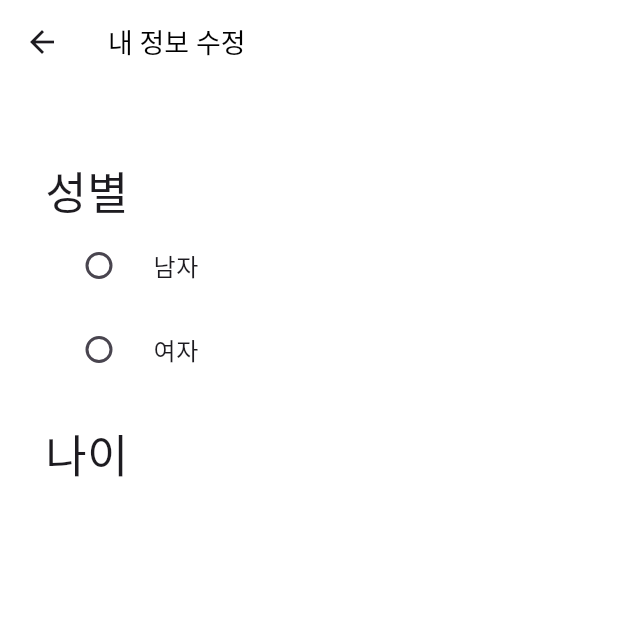
After one commit to dongyoon7212/traveler_town_flutter, a Flutter app: the EditMypageScreen screen opened directly, on a phone screen of 412 x 824 dp, the top half of it. The commit adds this screen. Run offline on Flutter 3.47's test engine with Material 3 defaults, Android fonts, the phone set to English and light mode, and no system bars; our stand-ins replace carousel_slider, flutter_secure_storage; accounts and stored records are empty; network calls fail.

Commit message:
Feat: 레이아웃 구현중

```diff
--- /dev/null
+++ b/lib/screens/edit_mypage_screen.dart
@@ -0,0 +1,88 @@
+import 'package:flutter/material.dart';
+
+class EditMypageScreen extends StatefulWidget {
+  const EditMypageScreen({super.key});
+
+  @override
+  State<EditMypageScreen> createState() => _EditMypageScreenState();
+}
+
+class _EditMypageScreenState extends State<EditMypageScreen> {
+  int _sex = 0;
+  @override
+  Widget build(BuildContext context) {
+    return Scaffold(
+      backgroundColor: Colors.white,
+      appBar: AppBar(
+        backgroundColor: Colors.white,
+        title: const Hero(
+          tag: "menu_title",
+          child: Text(
+            "내 정보 수정",
+            style: TextStyle(
+              fontSize: 18,
+              color: Colors.black,
+            ),
+          ),
+        ),
+      ),
+      body: Center(
+        child: Padding(
+          padding: const EdgeInsets.symmetric(
+            horizontal: 30,
+            vertical: 50,
+          ),
+          child: Column(
+            children: [
+              const Row(
+                children: [
+                  Text(
+                    "성별",
+                    style: TextStyle(
+                      fontSize: 30,
+                    ),
+                  ),
+                ],
+              ),
+              RadioListTile(
+                title: const Text("남자"),
+                value: 1,
+                groupValue: _sex,
+                onChanged: (int? value) {
+                  setState(() {
+                    _sex = value!;
+                    print("남자");
+                  });
+                },
+              ),
+              RadioListTile(
+                title: const Text("여자"),
+                value: 2,
+                groupValue: _sex,
+                onChanged: (int? value) {
+                  setState(() {
+                    _sex = value!;
+                    print("여자");
+                  });
+                },
+              ),
+              const SizedBox(
+                height: 20,
+              ),
+              const Row(
+                children: [
+                  Text(
+                    "나이",
+                    style: TextStyle(
+                      fontSize: 30,
+                    ),
+                  ),
+                ],
+              ),
+            ],
+          ),
+        ),
+      ),
+    );
+  }
+}
```
Also changed, not shown: lib/screens/mypage_screen.dart (+34 -9 lines).
